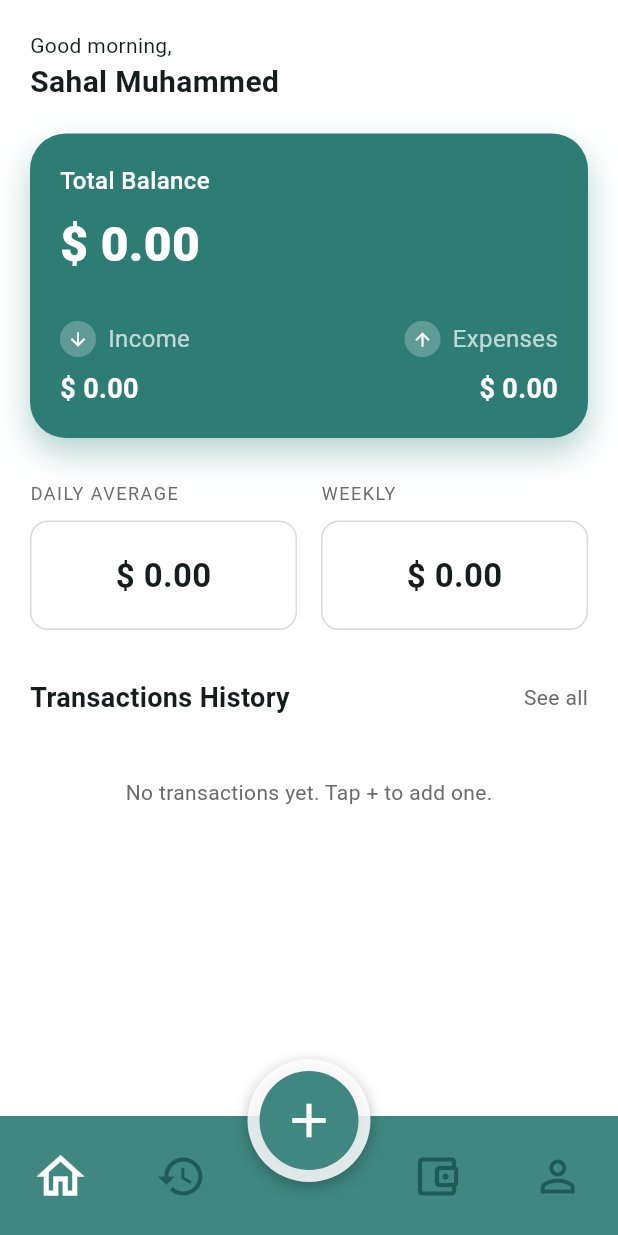
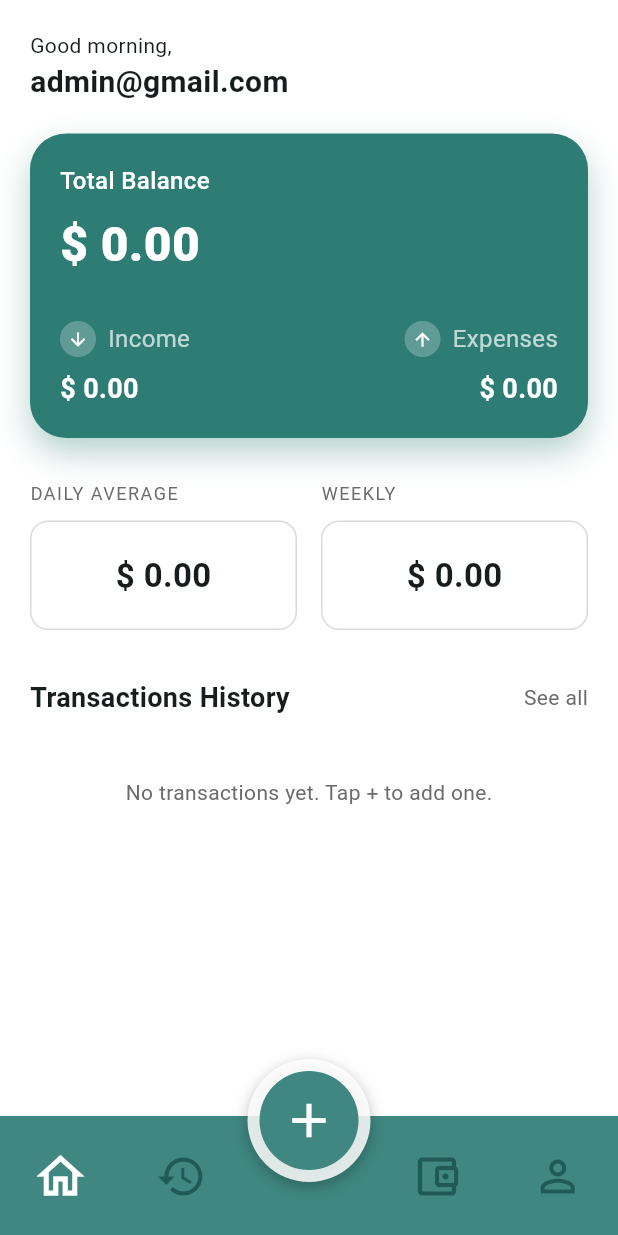
Before and after one commit to vinayakmdas/lilac_mt, a Flutter app: the MainView screen opened directly, on a phone screen of 412 x 824 dp. Run offline on Flutter 3.47's test engine with Material 3 defaults, Android fonts, the light colour scheme and no system bars; our stand-ins replace flutter_slidable, image_picker, shared_preferences, sqflite; accounts and stored records are empty.

Commit message:
done all things

```diff
--- a/lib/core/app_constants.dart
+++ b/lib/core/app_constants.dart
@@ -7,7 +7,7 @@ const Color kExpense = Color(0xFFEB5757);
 const Color kBorder = Color(0xFFDADADA);
 const Color kMutedText = Color(0xFF6B6B6B);
 
-const String kUserName = 'Sahal Muhammed';
+const String kUserName = 'admin@gmail.com';
 const String kCurrency = '\$'; // Home / transactions
 const String kCreditCurrency = '₹'; // Credit page
 
```
